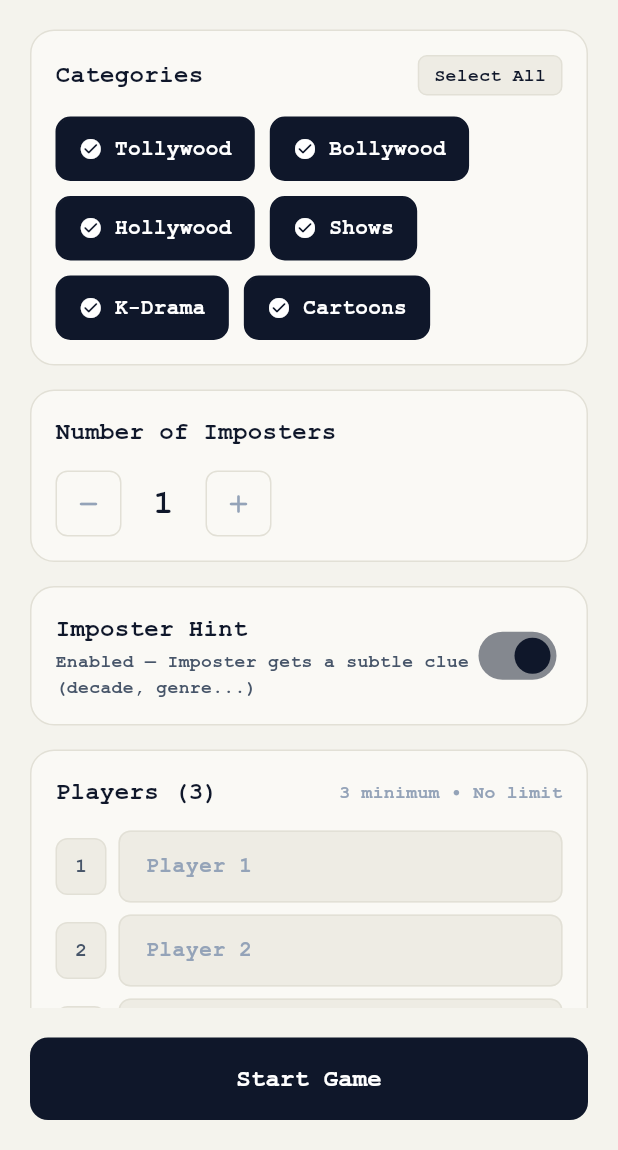
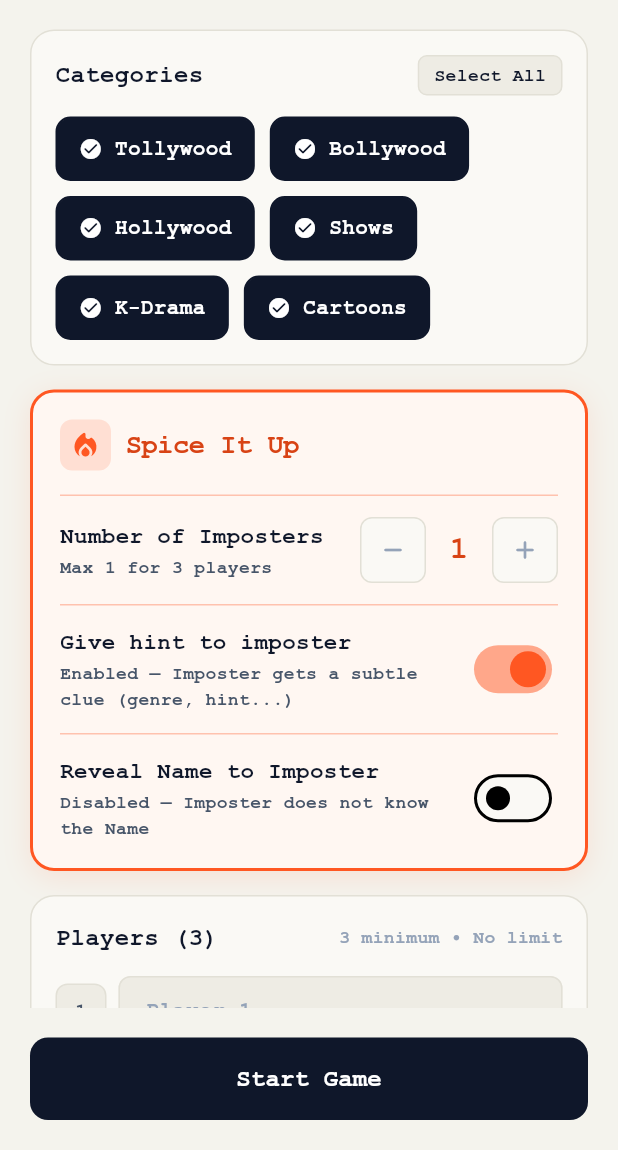
Before and after one commit to P-Sushanth/Movie_Imposter, a Flutter app: the screen it shows after launch, on a phone screen of 412 x 824 dp, the part 86-1236 px from its top. Run offline on Flutter 3.47's test engine with Material 3 defaults, Android fonts, the phone set to English and light mode, and no system bars; network calls fail; project files that could hold a hidden picture were left out.

Commit message:
feat(ui): add flame orange Spice It Up section with modifiers in setup screen

```diff
--- a/flutter_app/lib/screens/setup_screen.dart
+++ b/flutter_app/lib/screens/setup_screen.dart
@@ -16,6 +16,8 @@
   final void Function(int count) onChangeNumImposters;
   final bool imposterClueEnabled;
   final void Function(bool enabled) onToggleClueEnabled;
+  final bool revealNameToImposter;
+  final void Function(bool enabled) onToggleRevealNameToImposter;
   final VoidCallback onStartGame;
   const SetupScreen({
     super.key,
@@ -30,6 +32,8 @@
     required this.onChangeNumImposters,
     required this.imposterClueEnabled,
     required this.onToggleClueEnabled,
+    required this.revealNameToImposter,
+    required this.onToggleRevealNameToImposter,
     required this.onStartGame,
   });
 
@@ -302,20 +306,80 @@
                     ),
                     const SizedBox(height: 16),
 
-                    // 2. Number of Imposters Section
-                    _buildCardSection(
+                    // 2. Spice It Up Section (Flame Orange)
+                    Container(
+                      width: double.infinity,
+                      padding: const EdgeInsets.all(18),
+                      decoration: BoxDecoration(
+                        color: AppColors.flameOrangeBg,
+                        borderRadius: BorderRadius.circular(16),
+                        border: Border.all(color: AppColors.flameOrange, width: 2),
+                        boxShadow: [
+                          BoxShadow(
+                            color: AppColors.flameOrange.withOpacity(0.12),
+                            blurRadius: 16,
+                            offset: const Offset(0, 4),
+                          ),
+                        ],
+                      ),
                       child: Column(
+                        crossAxisAlignment: CrossAxisAlignment.start,
+                        children: [
+                          Row(
+                            children: [
+                              Container(
+                                padding: const EdgeInsets.all(6),
+                                decoration: BoxDecoration(
+                                  color: AppColors.flameOrange.withOpacity(0.15),
+                                  borderRadius: BorderRadius.circular(8),
+                                ),
+                                child: const Icon(
+                                  Icons.local_fire_department_rounded,
+                                  color: AppColors.flameOrange,
+                                  size: 22,
+                                ),
+                              ),
+                              const SizedBox(width: 10),
+                              const Text(
+                                'Spice It Up',
+                                style: TextStyle(
+                                  fontSize: 18,
+                                  fontWeight: FontWeight.w800,
+                                  color: AppColors.flameOrangeDark,
+                                  letterSpacing: -0.3,
+                                ),
+                              ),
+                            ],
+                          ),
+                          const SizedBox(height: 16),
+                          Divider(color: AppColors.flameOrangeBorder.withOpacity(0.7), height: 1),
+                          const SizedBox(height: 14),
+
+                          // Option 1: Number of Imposters
+                          Row(
+                            mainAxisAlignment: MainAxisAlignment.spaceBetween,
+                            children: [
+                              Column(
                                 crossAxisAlignment: CrossAxisAlignment.start,
                                 children: [
                                   const Text(
                                     'Number of Imposters',
                                     style: TextStyle(
-                              fontSize: 16,
+                                      fontSize: 15,
                                       fontWeight: FontWeight.w700,
                                       color: AppColors.textPrimary,
                                     ),
                                   ),
-                          const SizedBox(height: 14),
+                                  const SizedBox(height: 2),
+                                  Text(
+                                    'Max $maxImposters for ${players.length} players',
+                                    style: const TextStyle(
+                                      fontSize: 12,
+                                      color: AppColors.textSecondary,
+                                    ),
+                                  ),
+                                ],
+                              ),
                               Row(
                                 children: [
                                   _buildStepperButton(
@@ -328,14 +392,14 @@
                                     },
                                   ),
                                   Container(
-                                width: 56,
+                                    width: 44,
                                     alignment: Alignment.center,
                                     child: Text(
                                       '$numImposters',
                                       style: const TextStyle(
-                                    fontSize: 22,
+                                        fontSize: 20,
                                         fontWeight: FontWeight.w800,
-                                    color: AppColors.textPrimary,
+                                        color: AppColors.flameOrangeDark,
                                       ),
                                     ),
                                   ),
@@ -352,21 +416,21 @@
                               ),
                             ],
                           ),
-                    ),
-                    const SizedBox(height: 16),
+                          const SizedBox(height: 14),
+                          Divider(color: AppColors.flameOrangeBorder.withOpacity(0.7), height: 1),
+                          const SizedBox(height: 14),
 
-                    // 3. Imposter Hint Section
-                    _buildCardSection(
-                      child: Row(
+                          // Option 2: Give hint to imposter
+                          Row(
                             children: [
                               Expanded(
                                 child: Column(
                                   crossAxisAlignment: CrossAxisAlignment.start,
                                   children: [
                                     const Text(
-                                  'Imposter Hint',
+                                      'Give hint to imposter',
                                       style: TextStyle(
-                                    fontSize: 16,
+                                        fontSize: 15,
                                         fontWeight: FontWeight.w700,
                                         color: AppColors.textPrimary,
                                       ),
@@ -374,7 +438,7 @@
                                     const SizedBox(height: 2),
                                     Text(
                                       imposterClueEnabled
-                                      ? 'Enabled — Imposter gets a subtle clue (decade, genre...)'
+                                          ? 'Enabled — Imposter gets a subtle clue (genre, hint...)'
                                           : 'Disabled — Imposter gets no clues at all',
                                       style: const TextStyle(
                                         fontSize: 12,
@@ -387,7 +451,48 @@
                               Switch(
                                 value: imposterClueEnabled,
                                 onChanged: onToggleClueEnabled,
-                            activeColor: AppColors.primary,
+                                activeColor: AppColors.flameOrange,
+                              ),
+                            ],
+                          ),
+                          const SizedBox(height: 14),
+                          Divider(color: AppColors.flameOrangeBorder.withOpacity(0.7), height: 1),
+                          const SizedBox(height: 14),
+
+                          // Option 3: Reveal Name to Imposter
+                          Row(
+                            children: [
+                              Expanded(
+                                child: Column(
+                                  crossAxisAlignment: CrossAxisAlignment.start,
+                                  children: [
+                                    const Text(
+                                      'Reveal Name to Imposter',
+                                      style: TextStyle(
+                                        fontSize: 15,
+                                        fontWeight: FontWeight.w700,
+                                        color: AppColors.textPrimary,
+                                      ),
+                                    ),
+                                    const SizedBox(height: 2),
+                                    Text(
+                                      revealNameToImposter
+                                          ? 'Enabled — Imposter also sees the Name'
+                                          : 'Disabled — Imposter does not know the Name',
+                                      style: const TextStyle(
+                                        fontSize: 12,
+                                        color: AppColors.textSecondary,
+                                      ),
+                                    ),
+                                  ],
+                                ),
+                              ),
+                              Switch(
+                                value: revealNameToImposter,
+                                onChanged: onToggleRevealNameToImposter,
+                                activeColor: AppColors.flameOrange,
+                              ),
+                            ],
                           ),
                         ],
                       ),
```
Also changed, not shown: 1 other file. Lines whose indentation alone changed are shown as unchanged.
